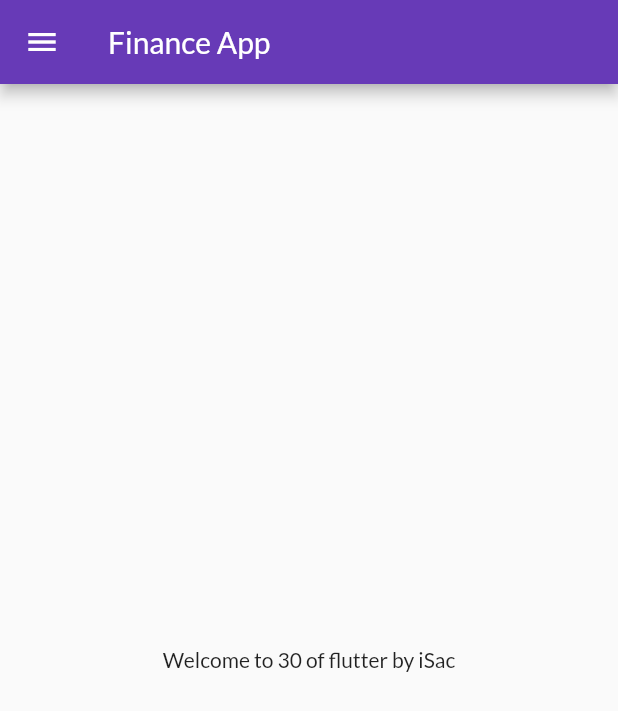
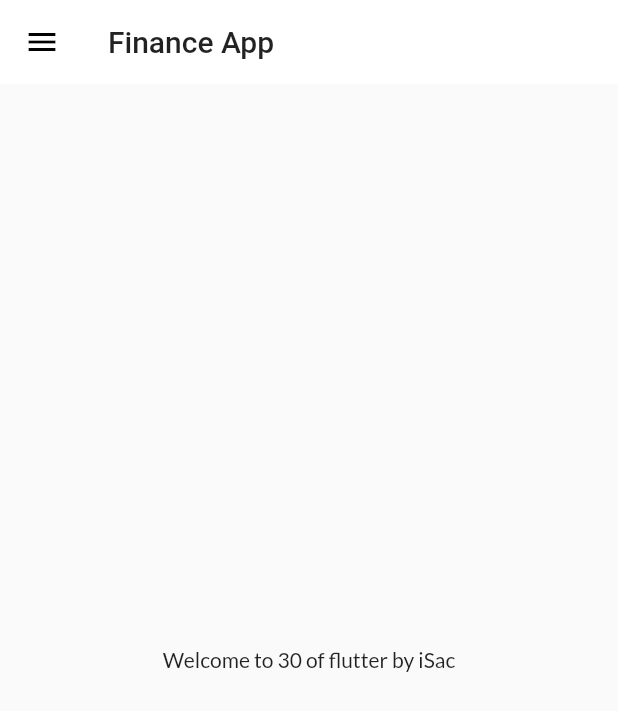
Before and after one commit to sachingawde/30DaysOfFlutter, a Flutter app: the screen it shows after launch, on a phone screen of 412 x 824 dp. Shown: the top 711 px of the screen. Run offline on Flutter 3.47's test engine with Material 2 defaults, Android fonts, the phone set to English and light mode, and no system bars; our stand-ins replace google_fonts.

Commit message:
themes extracted

```diff
--- a/lib/main.dart
+++ b/lib/main.dart
@@ -1,6 +1,7 @@
 import 'package:firstapp/pages/home_page.dart';
 import 'package:firstapp/pages/login_page.dart';
 import 'package:firstapp/utils/routes.dart';
+import 'package:firstapp/widgets/themes.dart';
 import 'package:flutter/material.dart';
 import 'package:google_fonts/google_fonts.dart';
 
@@ -13,12 +14,9 @@ class MyApp extends StatelessWidget {
   Widget build(BuildContext context) {
     return MaterialApp(
       themeMode: ThemeMode.light,
-      theme: ThemeData(
-        primarySwatch: Colors.deepPurple,
-        fontFamily: GoogleFonts.lato().fontFamily,
-      ),
+      theme: MyTheme.lightTheme(context),
       debugShowCheckedModeBanner: false,
-      darkTheme: ThemeData(brightness: Brightness.dark),
+      darkTheme: MyTheme.darkTheme(context),
       initialRoute: MyRoutes.homeRoute,
       routes: {
         "/": (context) => LoginPage(),
--- /dev/null
+++ b/lib/widgets/themes.dart
@@ -0,0 +1,18 @@
+import 'package:flutter/material.dart';
+import 'package:google_fonts/google_fonts.dart';
+
+class MyTheme {
+  static ThemeData lightTheme(BuildContext context) => ThemeData(
+      primarySwatch: Colors.deepPurple,
+      fontFamily: GoogleFonts.lato().fontFamily,
+      appBarTheme: AppBarTheme(
+        color: Colors.white,
+        elevation: 0.0,
+        iconTheme: IconThemeData(color: Colors.black),
+        textTheme: Theme.of(context).textTheme,
+      ));
+
+  static ThemeData darkTheme(BuildContext context) => ThemeData(
+        brightness: Brightness.dark,
+      );
+}
```
